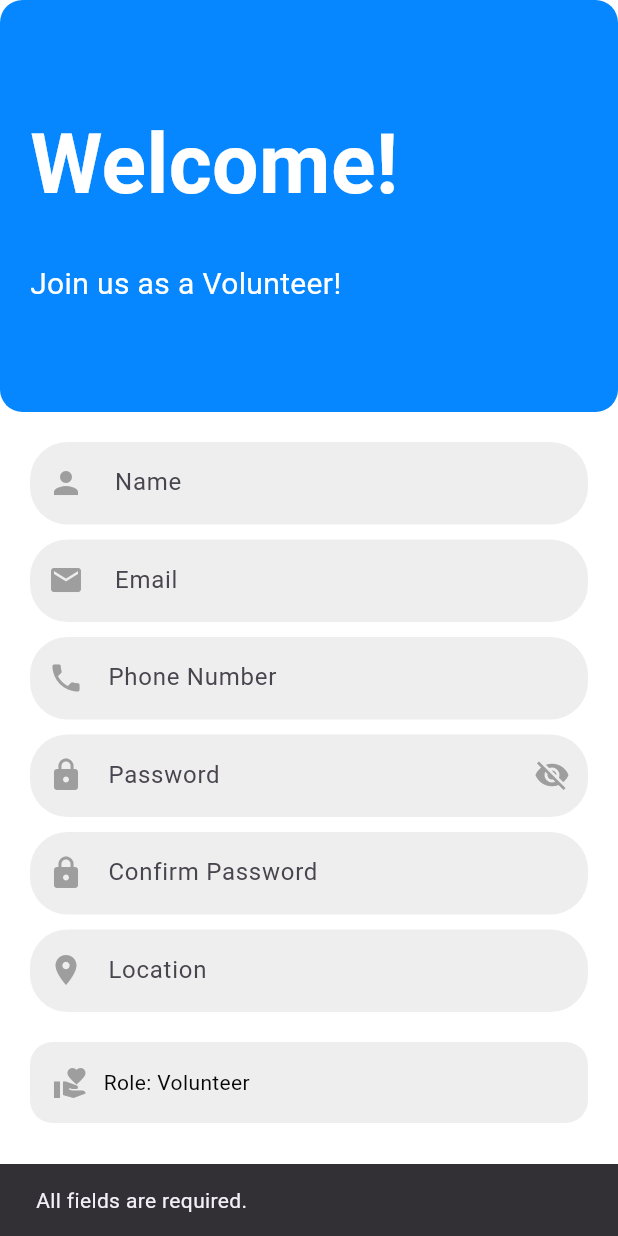
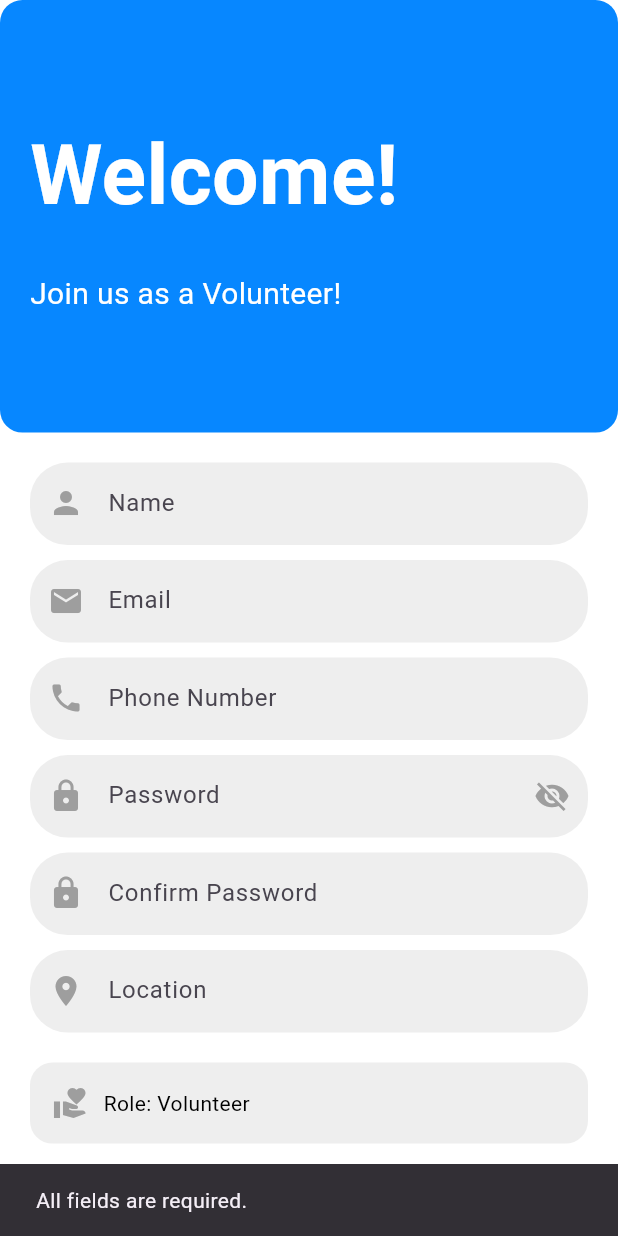
Before and after one commit to project155/neighborly, a Flutter app: the volunteerregister screen opened directly, after a tap on "Register", on a phone screen of 412 x 824 dp. Run offline on Flutter 3.47's test engine with Material 3 defaults, Android fonts, the phone set to English and light mode, and no system bars; our stand-ins replace cloud_firestore, firebase_auth, geolocator, google_maps_flutter, image_picker, permission_handler; accounts and stored records are empty.

```diff
--- a/lib/volunteerregister.dart
+++ b/lib/volunteerregister.dart
@@ -1,15 +1,19 @@
 import 'package:flutter/material.dart';
 import 'package:flutter/services.dart';
+import 'package:firebase_auth/firebase_auth.dart';
+import 'package:cloud_firestore/cloud_firestore.dart';
 
 class volunteerregister extends StatefulWidget {
   const volunteerregister({super.key});
 
   @override
-  _volunteerregisterState createState() => _volunteerregisterState();
+  _VolunteerRegisterState createState() => _VolunteerRegisterState();
 }
 
-class _volunteerregisterState extends State<volunteerregister> {
+class _VolunteerRegisterState extends State<volunteerregister> {
   bool _isPasswordVisible = false;
+  final _auth = FirebaseAuth.instance;
+  final _firestore = FirebaseFirestore.instance;
   final _nameController = TextEditingController();
   final _emailController = TextEditingController();
   final _passwordController = TextEditingController();
@@ -21,59 +25,18 @@ class _volunteerregisterState extends State<volunteerregister> {
   Widget build(BuildContext context) {
     return Scaffold(
       backgroundColor: Colors.white,
-    // Ensure the keyboard doesn't cover the inputs
       body: Column(
         children: [
-          Expanded(
-
-            child: Container(
-              height: MediaQuery.of(context).size.height * 0.35,
-              width:  MediaQuery.of(context).size.width * 1.00,
-              decoration: BoxDecoration(
-                color: const Color.fromARGB(255, 7, 135, 255),
-                borderRadius: BorderRadius.circular(15),
-
-              ),
-              child: Padding(
-                padding: const EdgeInsets.all(20),
-                child: Column(
-                  crossAxisAlignment: CrossAxisAlignment.start,
-                  mainAxisAlignment: MainAxisAlignment.center,
-                  children: const [
-                    Text(
-                      'Welcome!',
-                      style: TextStyle(
-                        fontSize: 55,
-                        fontWeight: FontWeight.bold,
-                        color: Colors.white,
-                      ),
-                    ),
-                    SizedBox(height: 25),
-                    Text(
-                      'Join us as a Volunteer!',
-                      style: TextStyle(
-                        fontSize: 20,
-                        color: Colors.white,
-                      ),
-                    ),
-                  ],
-                ),
-              ),
-            ),
-          ),
-
+          _buildHeader(),
           Expanded(
             flex: 2,
-
             child: SingleChildScrollView(
-              padding: EdgeInsets.all(
-                20, // Add more space for keyboard
-              ),
+              padding: const EdgeInsets.all(20),
               child: Column(
                 children: [
-                  _buildTextField(_nameController, ' Name', Icons.person),
+                  _buildTextField(_nameController, 'Name', Icons.person),
                   const SizedBox(height: 10),
-                  _buildTextField(_emailController, ' Email', Icons.email),
+                  _buildTextField(_emailController, 'Email', Icons.email),
                   const SizedBox(height: 10),
                   _buildTextField(
                     _phoneController,
@@ -125,7 +88,32 @@ class _volunteerregisterState extends State<volunteerregister> {
     );
   }
 
-  // Modified _buildTextField method for better spacing and height
+  Widget _buildHeader() {
+    return Container(
+      height: MediaQuery.of(context).size.height * 0.35,
+      width: double.infinity,
+      decoration: BoxDecoration(
+        color: const Color.fromARGB(255, 7, 135, 255),
+        borderRadius: BorderRadius.circular(15),
+      ),
+      child: Padding(
+        padding: const EdgeInsets.all(20),
+        child: Column(
+          crossAxisAlignment: CrossAxisAlignment.start,
+          mainAxisAlignment: MainAxisAlignment.center,
+          children: const [
+            Text(
+              'Welcome!',
+              style: TextStyle(fontSize: 55, fontWeight: FontWeight.bold, color: Colors.white),
+            ),
+            SizedBox(height: 25),
+            Text('Join us as a Volunteer!', style: TextStyle(fontSize: 20, color: Colors.white)),
+          ],
+        ),
+      ),
+    );
+  }
+
   Widget _buildTextField(
     TextEditingController controller,
     String hint,
@@ -136,11 +124,8 @@ class _volunteerregisterState extends State<volunteerregister> {
     List<TextInputFormatter>? inputFormatters,
   }) {
     return Container(
-      height: 55, // Fixed height for all text fields
-      decoration: BoxDecoration(
-        color: Colors.grey[200],
-        borderRadius: BorderRadius.circular(25),
-      ),
+      height: 55,
+      decoration: BoxDecoration(color: Colors.grey[200], borderRadius: BorderRadius.circular(25)),
       child: TextField(
         controller: controller,
         obscureText: obscureText,
@@ -160,15 +145,12 @@ class _volunteerregisterState extends State<volunteerregister> {
   Widget _buildRoleDisplay() {
     return Container(
       padding: const EdgeInsets.symmetric(horizontal: 15, vertical: 15),
-      decoration: BoxDecoration(
-        color: Colors.grey[200],
-        borderRadius: BorderRadius.circular(15),
-      ),
+      decoration: BoxDecoration(color: Colors.grey[200], borderRadius: BorderRadius.circular(15)),
       child: Row(
         children: const [
           Icon(Icons.volunteer_activism, color: Colors.grey),
-          SizedBox(width: 10,),
-          Text('Role: Volunteer', style: TextStyle(color: Color.fromARGB(255, 6, 6, 6))),
+          SizedBox(width: 10),
+          Text('Role: Volunteer', style: TextStyle(color: Colors.black)),
         ],
       ),
     );
@@ -176,10 +158,7 @@ class _volunteerregisterState extends State<volunteerregister> {
 
   Widget _buildPasswordVisibilityIcon() {
     return IconButton(
-      icon: Icon(
-        _isPasswordVisible ? Icons.visibility : Icons.visibility_off,
-        color: Colors.grey,
-      ),
+      icon: Icon(_isPasswordVisible ? Icons.visibility : Icons.visibility_off, color: Colors.grey),
       onPressed: () {
         setState(() {
           _isPasswordVisible = !_isPasswordVisible;
@@ -188,7 +167,7 @@ class _volunteerregisterState extends State<volunteerregister> {
     );
   }
 
-  void _register() {
+  Future<void> _register() async {
     String name = _nameController.text.trim();
     String email = _emailController.text.trim();
     String phone = _phoneController.text.trim();
@@ -204,14 +183,27 @@ class _volunteerregisterState extends State<volunteerregister> {
       _showError('Passwords do not match.');
       return;
     }
-    ScaffoldMessenger.of(context).showSnackBar(
-      const SnackBar(content: Text('Registration Successful!')),
-    );
+    try {
+      UserCredential userCredential = await _auth.createUserWithEmailAndPassword(
+        email: email,
+        password: password,
+      );
+      await _firestore.collection('volunteers').doc(userCredential.user!.uid).set({
+        'name': name,
+        'email': email,
+        'phone': phone,
+        'location': location,
+        'role': 'Volunteer',
+      });
+      ScaffoldMessenger.of(context).showSnackBar(
+        const SnackBar(content: Text('Registration Successful!')),
+      );
+    } catch (e) {
+      _showError(e.toString());
+    }
   }
 
   void _showError(String message) {
-    ScaffoldMessenger.of(context).showSnackBar(
-      SnackBar(content: Text(message)),
-    );
+    ScaffoldMessenger.of(context).showSnackBar(SnackBar(content: Text(message)));
   }
 }
--- a/pubspec.yaml
+++ b/pubspec.yaml
@@ -38,6 +38,10 @@ dependencies:
   # Use with the CupertinoIcons class for iOS style icons.
   cupertino_icons: ^1.0.8
   permission_handler: ^10.0.0
+  google_maps_flutter: ^2.10.0
+  firebase_core: ^3.11.0
+  firebase_auth: ^5.4.2
+  cloud_firestore: ^5.6.3
 
 
 dev_dependencies:
```
Also changed, not shown: lib/authority.dart (added, +91 -0 lines), lib/userhome.dart (+6 -2 lines), pubspec.lock, 6 other files.
